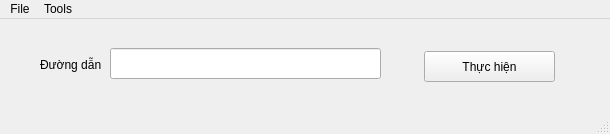
First picture: the form in Python/interface/design/Home.ui, repository namtao/aiovn, before the edit.
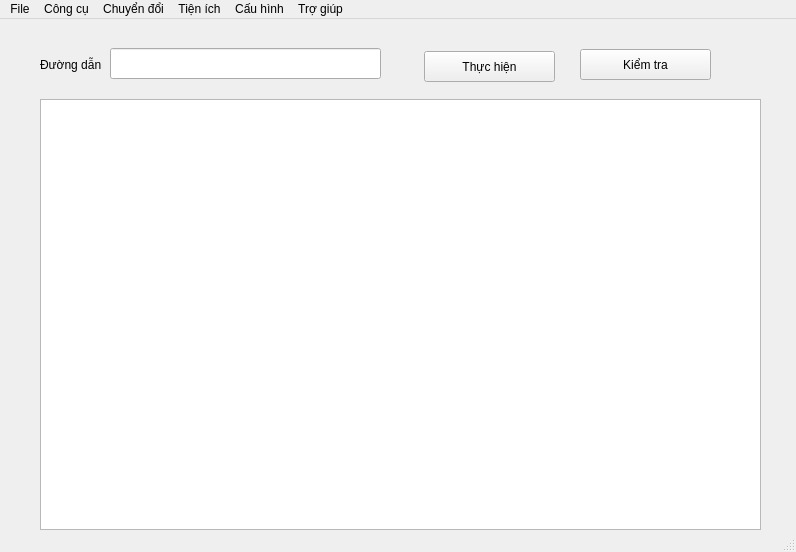
Second picture: the form after the edit.

```diff
--- a/Python/interface/design/Home.ui
+++ b/Python/interface/design/Home.ui
@@ -6,8 +6,8 @@
    <rect>
     <x>0</x>
     <y>0</y>
-    <width>610</width>
-    <height>134</height>
+    <width>796</width>
+    <height>552</height>
    </rect>
   </property>
   <property name="windowTitle">
@@ -50,13 +50,36 @@
      <string>Thực hiện</string>
     </property>
    </widget>
+   <widget class="QTreeView" name="tree">
+    <property name="geometry">
+     <rect>
+      <x>40</x>
+      <y>80</y>
+      <width>721</width>
+      <height>431</height>
+     </rect>
+    </property>
+   </widget>
+   <widget class="QPushButton" name="btnCheck">
+    <property name="geometry">
+     <rect>
+      <x>580</x>
+      <y>30</y>
+      <width>131</width>
+      <height>31</height>
+     </rect>
+    </property>
+    <property name="text">
+     <string>Kiểm tra</string>
+    </property>
+   </widget>
   </widget>
   <widget class="QMenuBar" name="menubar">
    <property name="geometry">
     <rect>
      <x>0</x>
      <y>0</y>
-     <width>610</width>
+     <width>796</width>
      <height>21</height>
     </rect>
    </property>
@@ -67,12 +90,36 @@
    </widget>
    <widget class="QMenu" name="menuTools">
     <property name="title">
-     <string>Tools</string>
+     <string>Công cụ</string>
     </property>
     <addaction name="btnXoaRac"/>
    </widget>
+   <widget class="QMenu" name="menuChuy_n_i">
+    <property name="title">
+     <string>Chuyển đổi</string>
+    </property>
+   </widget>
+   <widget class="QMenu" name="menuTi_n_ch">
+    <property name="title">
+     <string>Tiện ích</string>
+    </property>
+   </widget>
+   <widget class="QMenu" name="menuC_u_h_nh">
+    <property name="title">
+     <string>Cấu hình</string>
+    </property>
+   </widget>
+   <widget class="QMenu" name="menuTr_gi_p">
+    <property name="title">
+     <string>Trợ giúp</string>
+    </property>
+   </widget>
    <addaction name="menuFile"/>
    <addaction name="menuTools"/>
+   <addaction name="menuChuy_n_i"/>
+   <addaction name="menuTi_n_ch"/>
+   <addaction name="menuC_u_h_nh"/>
+   <addaction name="menuTr_gi_p"/>
   </widget>
   <widget class="QStatusBar" name="statusbar"/>
   <action name="btnXoaRac">
```
Left out of the diff: 2 changed lines with no effect on the pictures.
